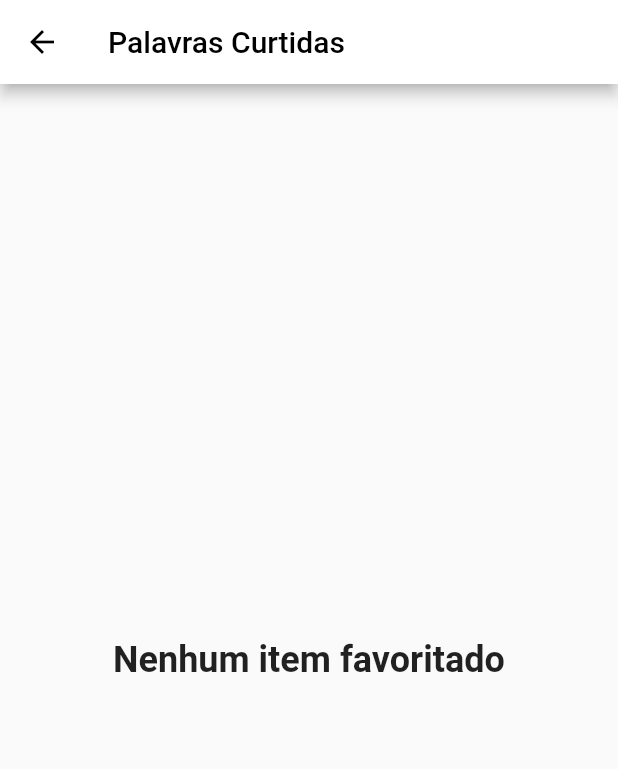
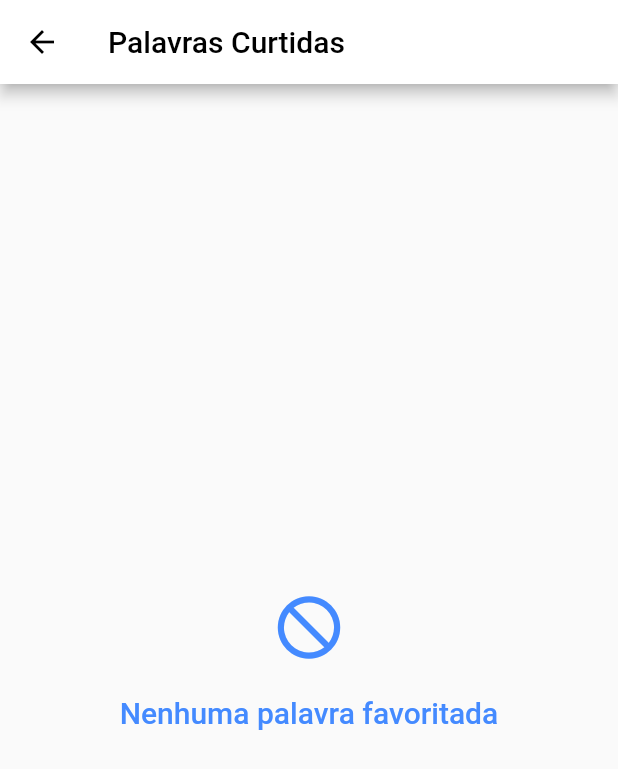
Before and after one commit to notmarinho/dsi2021_1, a Flutter app: the PairSaved screen opened by its route, on a phone screen of 412 x 824 dp. Shown: the top 769 px of the screen. Run offline on Flutter 3.47's test engine with Material 2 defaults, Android fonts, the phone set to English and light mode, and no system bars; our stand-ins replace cloud_firestore, firebase_core; accounts and stored records are empty.

Commit message:
Emtpy Message Component

```diff
--- /dev/null
+++ b/lib/components/empty_message.dart
@@ -0,0 +1,34 @@
+import 'package:flutter/material.dart';
+
+class EmptyMessage extends StatelessWidget {
+  final String title;
+
+  const EmptyMessage(this.title, {Key? key}) : super(key: key);
+
+  @override
+  Widget build(BuildContext context) {
+    return Center(
+      heightFactor: double.infinity,
+      child: Column(
+        mainAxisAlignment: MainAxisAlignment.center,
+        children: [
+          const Icon(
+            Icons.do_not_disturb,
+            color: Colors.blueAccent,
+            size: 50,
+          ),
+          const Padding(padding: EdgeInsets.all(10)),
+          Text(
+            title,
+            textAlign: TextAlign.center,
+            style: const TextStyle(
+              color: Colors.blueAccent,
+              fontWeight: FontWeight.w500,
+              fontSize: 20,
+            ),
+          )
+        ],
+      ),
+    );
+  }
+}
--- a/lib/components/palavra_collection.dart
+++ b/lib/components/palavra_collection.dart
@@ -1,4 +1,5 @@
 import 'package:cloud_firestore/cloud_firestore.dart';
+import 'package:dsi2021_1/components/empty_message.dart';
 import 'package:dsi2021_1/components/palavra_card.dart';
 import 'package:dsi2021_1/models/par_palavra.dart';
 import 'package:flutter/material.dart';
@@ -35,6 +36,10 @@ class _PairCollectionState extends State<PairCollection> {
           );
         }
 
+        if (snapshot.data!.docs.isEmpty) {
+          return const EmptyMessage("Nenhuma palavra registrada");
+        }
+
         return ListView(
           children: snapshot.data!.docs
               .map((DocumentSnapshot document) => PalavraCard(document))
--- a/lib/main.dart
+++ b/lib/main.dart
@@ -1,4 +1,3 @@
-import 'package:cloud_firestore/cloud_firestore.dart';
 import 'package:dsi2021_1/screen/pair_set.dart';
 import 'package:dsi2021_1/screen/pair_list.dart';
 import 'package:dsi2021_1/screen/pair_saved.dart';
--- a/lib/screen/pair_saved.dart
+++ b/lib/screen/pair_saved.dart
@@ -1,4 +1,5 @@
 import 'package:cloud_firestore/cloud_firestore.dart';
+import 'package:dsi2021_1/components/empty_message.dart';
 import 'package:dsi2021_1/models/par_palavra.dart';
 import 'package:flutter/material.dart';
 
@@ -37,14 +38,7 @@ class PairSaved extends StatelessWidget {
             }
 
             if (snapshot.data!.docs.isEmpty) {
-              return const Center(
-                  child: Text(
-                'Nenhum item favoritado',
-                style: TextStyle(
-                  fontSize: 24,
-                  fontWeight: FontWeight.bold,
-                ),
-              ));
+              return const EmptyMessage("Nenhuma palavra favoritada");
             }
 
             return ListView(
```
